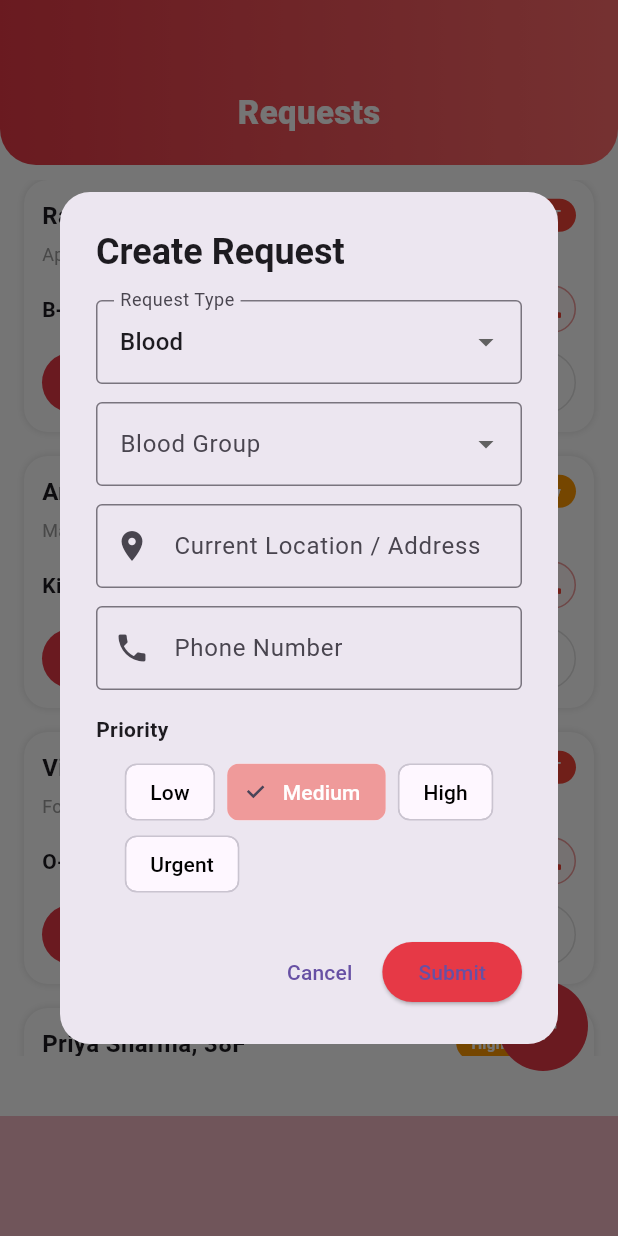
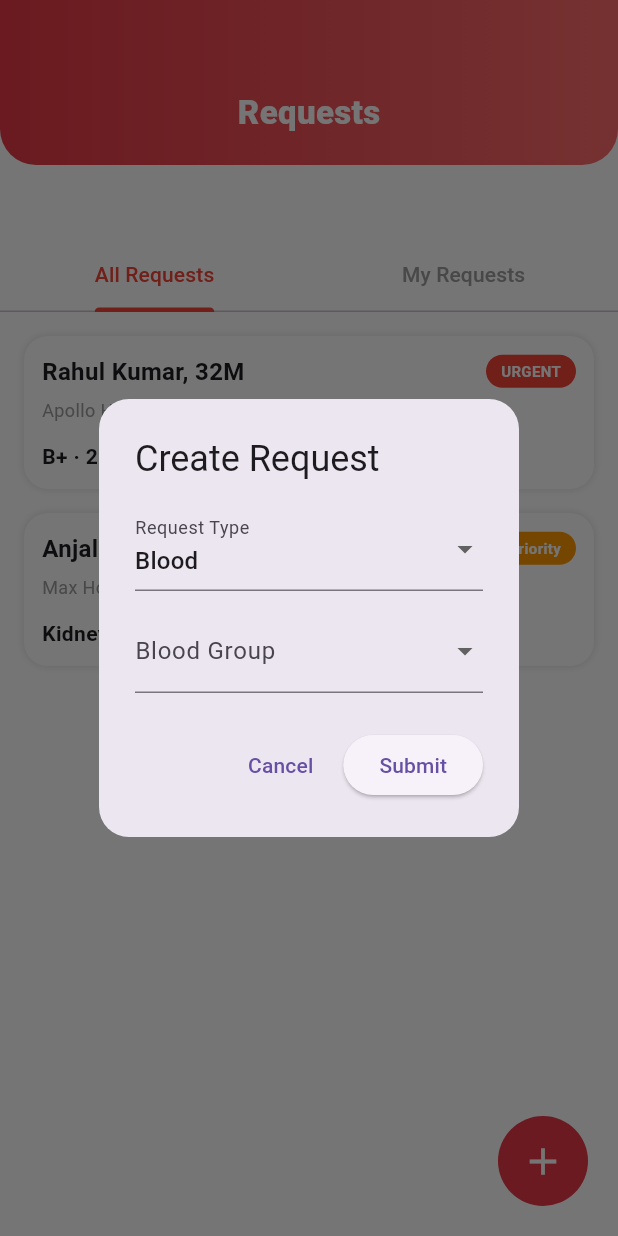
Before and after one commit to RHAIZEN-s/Life_Link, a Flutter app: the RequestsPage screen opened directly, after a tap on the "add" icon, on a phone screen of 412 x 824 dp. Run offline on Flutter 3.47's test engine with Material 3 defaults, Android fonts, the light colour scheme and no system bars; our stand-ins replace file_picker, google_maps_flutter, shared_preferences; accounts and stored records are empty.

Commit message:
Updated UI Changes

```diff
--- a/lib/screens/requests_page.dart
+++ b/lib/screens/requests_page.dart
@@ -1,7 +1,24 @@
 import 'package:flutter/material.dart';
 
-class RequestsPage extends StatelessWidget {
+class RequestsPage extends StatefulWidget {
   const RequestsPage({super.key});
+
+  @override
+  State<RequestsPage> createState() => _RequestsPageState();
+}
+
+class _RequestsPageState extends State<RequestsPage>
+    with SingleTickerProviderStateMixin {
+  late TabController _tabController;
+
+  // Stores + added requests
+  List<Map<String, String>> myRequests = [];
+
+  @override
+  void initState() {
+    super.initState();
+    _tabController = TabController(length: 2, vsync: this);
+  }
 
   @override
   Widget build(BuildContext context) {
@@ -9,45 +26,29 @@ class RequestsPage extends StatelessWidget {
       backgroundColor: Colors.white,
       body: Stack(
         children: [
-          // ================= REQUEST LIST =================
+          // ================= CONTENT =================
           Padding(
-            padding: const EdgeInsets.only(top: 120, bottom: 120),
-            child: ListView(
-              padding: const EdgeInsets.symmetric(horizontal: 16),
+            padding: const EdgeInsets.only(top: 160),
+            child: Column(
               children: [
-                _requestCard(
-                  context,
-                  title: "Rahul Kumar, 32M",
-                  badge: "URGENT",
-                  badgeColor: Colors.red,
-                  subtitle: "Apollo Hospital · 2.3 km · 12 min travel",
-                  type: "B+",
-                  units: "2 units",
+                TabBar(
+                  controller: _tabController,
+                  labelColor: Colors.red,
+                  unselectedLabelColor: Colors.grey,
+                  indicatorColor: Colors.red,
+                  tabs: const [
+                    Tab(text: "All Requests"),
+                    Tab(text: "My Requests"),
+                  ],
                 ),
-                _requestCard(
-                  context,
-                  title: "Anjali Singh, 45F",
-                  badge: "High Priority",
-                  badgeColor: Colors.orange,
-                  subtitle: "Max Hospital · 5.8 km · 30 min travel",
-                  type: "Kidney",
+                Expanded(
+                  child: TabBarView(
+                    controller: _tabController,
+                    children: [
+                      _allRequestsTab(context),
+                      _myRequestsTab(),
+                    ],
                   ),
-                _requestCard(
-                  context,
-                  title: "Vikram Singh, 29M",
-                  badge: "URGENT",
-                  badgeColor: Colors.red,
-                  subtitle: "Fortis Hospital · 4.1 km · 22 min travel",
-                  type: "O-",
-                  units: "1 unit",
-                ),
-                _requestCard(
-                  context,
-                  title: "Priya Sharma, 38F",
-                  badge: "High Priority",
-                  badgeColor: Colors.orange,
-                  subtitle: "Medanta Hospital · 8.5 km · 45 min travel",
-                  type: "Liver",
                 ),
               ],
             ),
@@ -79,10 +80,10 @@ class RequestsPage extends StatelessWidget {
             ),
           ),
 
-          // ================= FLOATING + BUTTON =================
+          // ================= + BUTTON =================
           Positioned(
             right: 20,
-            bottom: 110,
+            bottom: 20,
             child: GestureDetector(
               onTap: () => _showRequestPopup(context),
               child: Container(
@@ -97,17 +98,85 @@ class RequestsPage extends StatelessWidget {
             ),
           ),
 
-          // ================= BOTTOM BAR (STATIC) =================
-          Positioned(
-            bottom: 0,
-            child: Container(
-              height: 80,
-              width: MediaQuery.of(context).size.width,
-              color: const Color(0xFFF4B9C4),
+          // ================= BOTTOM BAR =================
+          // Positioned(
+          //   bottom: 0,
+          //   child: Container(
+          //     height: 80,
+          //     width: MediaQuery.of(context).size.width,
+          //     color: const Color(0xFFF4B9C4),
+          //   ),
+          // ),
+        ],
       ),
+    );
+  }
+
+  // ================= ALL REQUESTS =================
+  Widget _allRequestsTab(BuildContext context) {
+    return ListView(
+      padding: const EdgeInsets.symmetric(horizontal: 16, vertical: 16),
+      children: [
+        _requestCard(
+          context,
+          title: "Rahul Kumar, 32M",
+          badge: "URGENT",
+          badgeColor: Colors.red,
+          subtitle: "Apollo Hospital · 2.3 km · 12 min travel",
+          type: "B+",
+          units: "2 units",
+        ),
+        _requestCard(
+          context,
+          title: "Anjali Singh, 45F",
+          badge: "High Priority",
+          badgeColor: Colors.orange,
+          subtitle: "Max Hospital · 5.8 km · 30 min travel",
+          type: "Kidney",
         ),
       ],
+    );
+  }
+
+  // ================= MY REQUESTS =================
+  Widget _myRequestsTab() {
+    if (myRequests.isEmpty) {
+      return const Center(
+        child: Text("No requests added yet"),
+      );
+    }
+
+    return ListView.builder(
+      padding: const EdgeInsets.all(16),
+      itemCount: myRequests.length,
+      itemBuilder: (context, index) {
+        final req = myRequests[index];
+        return Container(
+          margin: const EdgeInsets.only(bottom: 16),
+          padding: const EdgeInsets.all(12),
+          decoration: BoxDecoration(
+            color: Colors.white,
+            borderRadius: BorderRadius.circular(16),
+            boxShadow: const [
+              BoxShadow(color: Colors.black12, blurRadius: 4),
+            ],
           ),
+          child: Column(
+            crossAxisAlignment: CrossAxisAlignment.start,
+            children: [
+              Text(
+                req['type']!,
+                style: const TextStyle(
+                    fontSize: 16, fontWeight: FontWeight.bold),
+              ),
+              const SizedBox(height: 6),
+              Text(req['location']!),
+              const SizedBox(height: 8),
+              Chip(label: Text(req['priority']!)),
+            ],
+          ),
+        );
+      },
     );
   }
 
@@ -134,17 +203,12 @@ class RequestsPage extends StatelessWidget {
       child: Column(
         crossAxisAlignment: CrossAxisAlignment.start,
         children: [
-          // Title
           Row(
             mainAxisAlignment: MainAxisAlignment.spaceBetween,
             children: [
-              Text(
-                title,
+              Text(title,
                   style: const TextStyle(
-                  fontSize: 16,
-                  fontWeight: FontWeight.w700,
-                ),
-              ),
+                      fontSize: 16, fontWeight: FontWeight.w700)),
               Container(
                 padding:
                     const EdgeInsets.symmetric(horizontal: 10, vertical: 4),
@@ -152,118 +216,24 @@ class RequestsPage extends StatelessWidget {
                   color: badgeColor,
                   borderRadius: BorderRadius.circular(20),
                 ),
-                child: Text(
-                  badge,
+                child: Text(badge,
                     style: const TextStyle(
                         color: Colors.white,
                         fontSize: 10,
-                    fontWeight: FontWeight.w600,
-                  ),
-                ),
+                        fontWeight: FontWeight.w600)),
               ),
             ],
           ),
-
           const SizedBox(height: 6),
-          Text(
-            subtitle,
-            style: const TextStyle(fontSize: 12, color: Colors.grey),
-          ),
-
+          Text(subtitle,
+              style: const TextStyle(fontSize: 12, color: Colors.grey)),
           const SizedBox(height: 12),
-
-          // Type + Icons
-          Row(
-            mainAxisAlignment: MainAxisAlignment.spaceBetween,
-            children: [
-              Text(
-                units == null ? type : "$type · $units",
-                style: const TextStyle(
-                  fontWeight: FontWeight.w700,
-                  fontSize: 14,
-                ),
-              ),
-              Row(
-                children: [
-                  _iconButton(context, Icons.chat),
-                  const SizedBox(width: 6),
-                  _iconButton(context, Icons.call),
-                ],
-              ),
-            ],
-          ),
-
-          const SizedBox(height: 12),
-
-          // Buttons
-          Row(
-            children: [
-              Expanded(
-                child: GestureDetector(
-                  onTap: () {
-                    ScaffoldMessenger.of(context).showSnackBar(
-                      const SnackBar(
-                        content: Text("Request accepted"),
-                        backgroundColor: Colors.green,
-                      ),
-                    );
-                  },
-                  child: Container(
-                    padding: const EdgeInsets.symmetric(vertical: 10),
-                    decoration: BoxDecoration(
-                      color: const Color(0xFFE63946),
-                      borderRadius: BorderRadius.circular(30),
-                    ),
-                    alignment: Alignment.center,
-                    child: const Text(
-                      "Accept Request",
-                      style: TextStyle(
-                        color: Colors.white,
-                        fontWeight: FontWeight.w600,
-                      ),
-                    ),
-                  ),
-                ),
-              ),
-              const SizedBox(width: 10),
-              Expanded(
-                child: Container(
-                  padding: const EdgeInsets.symmetric(vertical: 10),
-                  decoration: BoxDecoration(
-                    borderRadius: BorderRadius.circular(30),
-                    border: Border.all(color: Colors.grey.shade300),
-                  ),
-                  alignment: Alignment.center,
-                  child: const Text("Share"),
-                ),
-              ),
-            ],
-          ),
+          Text(units == null ? type : "$type · $units",
+              style:
+                  const TextStyle(fontWeight: FontWeight.w700, fontSize: 14)),
         ],
       ),
     );
-  }
-
-  // ================= ICON BUTTON =================
-  Widget _iconButton(BuildContext context, IconData icon) {
-    return GestureDetector(
-      onTap: () {
-        ScaffoldMessenger.of(context).showSnackBar(
-          const SnackBar(content: Text("Feature coming soon")),
-        );
-      },
-      child: Container(
-        width: 32,
-        height: 32,
-        decoration: BoxDecoration(
-          color: const Color(0xFFFEF6F6),
-          borderRadius: BorderRadius.circular(16),
-          border: Border.all(color: Colors.red.shade200),
-        ),
-        child: Icon(icon, size: 16, color: Colors.red),
-      ),
-    );
-  }
   }
 
   // ================= POPUP =================
@@ -273,147 +243,65 @@ void _showRequestPopup(BuildContext context) {
     String priority = 'Medium';
 
     final bloodGroups = ['A+', 'A-', 'B+', 'B-', 'O+', 'O-', 'AB+', 'AB-'];
-  final organs = ['Kidney', 'Liver', 'Heart', 'Lung', 'Eyes', 'Pancreas'];
+    final organs = ['Kidney', 'Liver', 'Heart', 'Lung', 'Eyes'];
 
     showDialog(
       context: context,
-    barrierDismissible: false,
       builder: (context) {
         return StatefulBuilder(
           builder: (context, setState) {
             return AlertDialog(
               shape: RoundedRectangleBorder(
-              borderRadius: BorderRadius.circular(20),
-            ),
-            title: const Text(
-              "Create Request",
-              style: TextStyle(fontWeight: FontWeight.bold),
-            ),
-            content: SingleChildScrollView(
-              child: Column(
+                  borderRadius: BorderRadius.circular(20)),
+              title: const Text("Create Request"),
+              content: Column(
                 mainAxisSize: MainAxisSize.min,
                 children: [
-                  // -------- REQUEST TYPE --------
-                  DropdownButtonFormField<String>(
+                  DropdownButtonFormField(
                     value: requestType,
-                    decoration: const InputDecoration(
-                      labelText: "Request Type",
-                      border: OutlineInputBorder(),
-                    ),
                     items: const [
                       DropdownMenuItem(value: 'Blood', child: Text('Blood')),
                       DropdownMenuItem(value: 'Organ', child: Text('Organ')),
                     ],
-                    onChanged: (value) {
+                    onChanged: (v) {
                       setState(() {
-                        requestType = value!;
+                        requestType = v!;
                         selectedItem = null;
                       });
                     },
+                    decoration:
+                        const InputDecoration(labelText: "Request Type"),
                   ),
-
                   const SizedBox(height: 12),
-
-                  // -------- BLOOD / ORGAN DROPDOWN --------
-                  DropdownButtonFormField<String>(
+                  DropdownButtonFormField(
                     value: selectedItem,
+                    items: (requestType == 'Blood' ? bloodGroups : organs)
+                        .map((e) =>
+                            DropdownMenuItem(value: e, child: Text(e)))
+                        .toList(),
+                    onChanged: (v) => setState(() => selectedItem = v),
                     decoration: InputDecoration(
-                      labelText:
-                          requestType == 'Blood' ? 'Blood Group' : 'Organ',
-                      border: const OutlineInputBorder(),
-                    ),
-                    items: (requestType == 'Blood'
-                            ? bloodGroups
-                            : organs)
-                        .map(
-                          (item) => DropdownMenuItem(
-                            value: item,
-                            child: Text(item),
-                          ),
-                        )
-                        .toList(),
-                    onChanged: (value) {
-                      setState(() => selectedItem = value);
-                    },
-                  ),
-
-                  const SizedBox(height: 12),
-
-                  // -------- LOCATION --------
-                  const TextField(
-                    decoration: InputDecoration(
-                      labelText: "Current Location / Address",
-                      border: OutlineInputBorder(),
-                      prefixIcon: Icon(Icons.location_on),
-                    ),
-                  ),
-
-                  const SizedBox(height: 12),
-
-                  // -------- PHONE NUMBER --------
-                  const TextField(
-                    keyboardType: TextInputType.phone,
-                    decoration: InputDecoration(
-                      labelText: "Phone Number",
-                      border: OutlineInputBorder(),
-                      prefixIcon: Icon(Icons.phone),
-                    ),
-                  ),
-
-                  const SizedBox(height: 16),
-
-                  // -------- PRIORITY --------
-                  const Align(
-                    alignment: Alignment.centerLeft,
-                    child: Text(
-                      "Priority",
-                      style: TextStyle(fontWeight: FontWeight.w600),
-                    ),
-                  ),
-
-                  const SizedBox(height: 8),
-
-                  Wrap(
-                    spacing: 8,
-                    children: ['Low', 'Medium', 'High', 'Urgent'].map((p) {
-                      final isSelected = priority == p;
-                      return ChoiceChip(
-                        label: Text(p),
-                        selected: isSelected,
-                        selectedColor: p == 'Urgent'
-                            ? Colors.red
-                            : Colors.red.shade200,
-                        labelStyle: TextStyle(
-                          color: isSelected ? Colors.white : Colors.black,
-                        ),
-                        onSelected: (_) {
-                          setState(() => priority = p);
-                        },
-                      );
-                    }).toList(),
+                        labelText: requestType == 'Blood'
+                            ? 'Blood Group'
+                            : 'Organ'),
                   ),
                 ],
               ),
-            ),
-
-            // -------- ACTIONS --------
               actions: [
                 TextButton(
                     onPressed: () => Navigator.pop(context),
-                child: const Text("Cancel"),
-              ),
+                    child: const Text("Cancel")),
                 ElevatedButton(
-                style: ElevatedButton.styleFrom(
-                  backgroundColor: const Color(0xFFE63946),
-                ),
                   onPressed: () {
                     Navigator.pop(context);
-                  ScaffoldMessenger.of(context).showSnackBar(
-                    const SnackBar(
-                      content: Text("Request submitted successfully"),
-                      backgroundColor: Colors.green,
-                    ),
-                  );
+                    this.setState(() {
+                      myRequests.add({
+                        'type': selectedItem!,
+                        'priority': priority,
+                        'location': 'User Location',
+                      });
+                      _tabController.index = 1;
+                    });
                   },
                   child: const Text("Submit"),
                 ),
@@ -424,3 +312,4 @@ void _showRequestPopup(BuildContext context) {
       },
     );
   }
+}
--- a/lib/screens/user_homepage.dart
+++ b/lib/screens/user_homepage.dart
@@ -4,6 +4,7 @@ import 'package:http/http.dart' as http;
 import 'dart:convert';
 import '../services/local_user_service.dart';
 import '../models/user_model.dart';
+import 'requests_page.dart';
 
 class UserHomePage extends StatefulWidget {
   const UserHomePage({super.key});
@@ -453,8 +454,27 @@ class _UserHomePageState extends State<UserHomePage> {
         title,
         style: const TextStyle(fontSize: 18, fontWeight: FontWeight.bold),
       ),
-        const Text("See All →", style: TextStyle(color: Colors.red)),
+      GestureDetector(
+        onTap: () {
+          if (title == "Nearby Requests") {
+            Navigator.push(
+              context,
+              MaterialPageRoute(
+                builder: (_) => const RequestsPage(),
+              ),
+            );
+          }
+        },
+        child: const Text(
+          "See All →",
+          style: TextStyle(
+            color: Colors.red,
+            fontWeight: FontWeight.w600,
+          ),
+        ),
+      ),
     ],
   );
 }
+
 }
```
Lines whose indentation alone changed are shown as unchanged.
